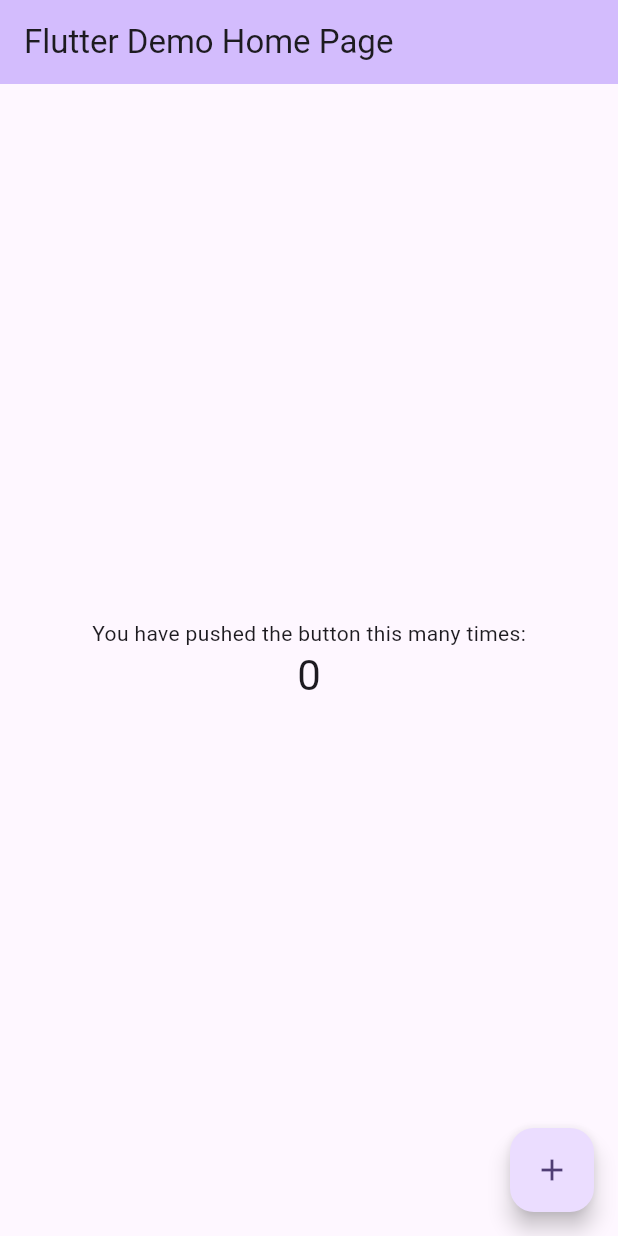
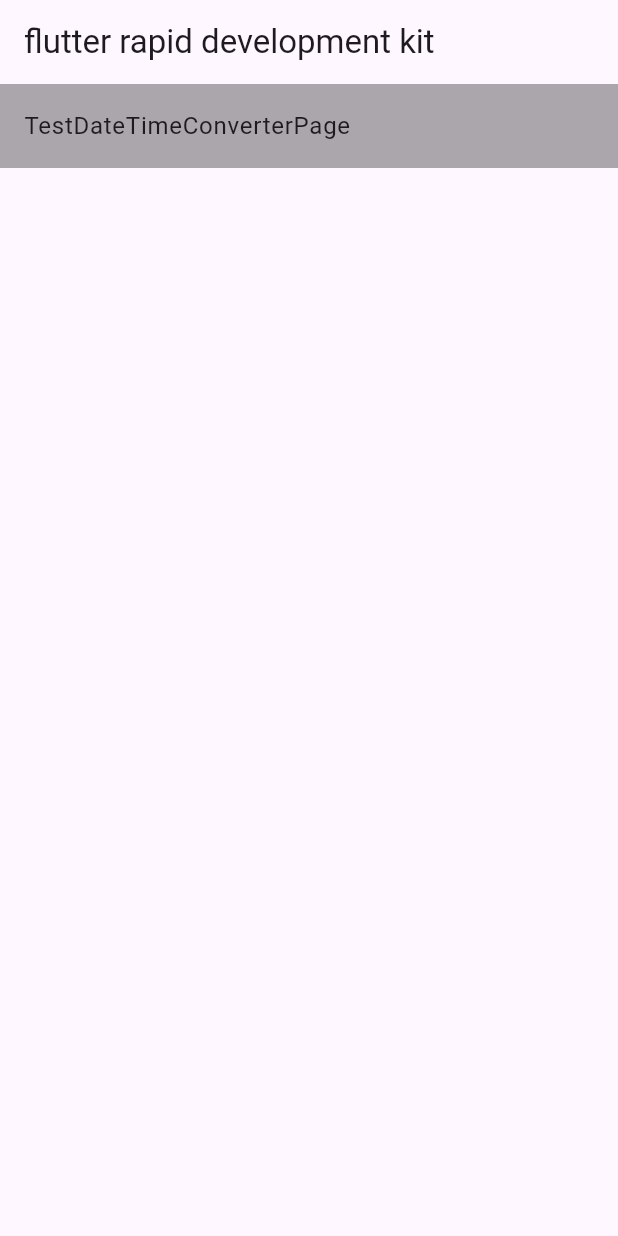
Before and after one commit to hbolin/flutter_rapid_development_kit, a Flutter app: the screen it shows after launch, on a phone screen of 412 x 824 dp. Run offline on Flutter 3.47's test engine with Material 3 defaults, Android fonts, the phone set to English and light mode, and no system bars; our stand-ins replace get.

Commit message:
date_time_converter

```diff
--- /dev/null
+++ b/example/lib/extension/test_date_time_converter_page/test_date_time_converter_page_state.dart
@@ -0,0 +1,5 @@
+class TestDateTimeConverterPageState {
+  TestDateTimeConverterPageState() {
+    ///Initialize variables
+  }
+}
--- a/example/lib/main.dart
+++ b/example/lib/main.dart
@@ -1,4 +1,6 @@
+import 'package:example/test_index_page/test_index_page_view.dart';
 import 'package:flutter/material.dart';
+import 'package:get/get.dart';
 
 void main() {
   runApp(const MyApp());
@@ -10,8 +12,8 @@ class MyApp extends StatelessWidget {
   // This widget is the root of your application.
   @override
   Widget build(BuildContext context) {
-    return MaterialApp(
-      title: 'Flutter Demo',
+    return GetMaterialApp(
+      title: 'flutter rapid development kit',
       theme: ThemeData(
         // This is the theme of your application.
         //
@@ -31,95 +33,7 @@ class MyApp extends StatelessWidget {
         colorScheme: ColorScheme.fromSeed(seedColor: Colors.deepPurple),
         useMaterial3: true,
       ),
-      home: const MyHomePage(title: 'Flutter Demo Home Page'),
+      home: TestIndexPage(),
     );
   }
 }
-
-class MyHomePage extends StatefulWidget {
-  const MyHomePage({super.key, required this.title});
-
-  // This widget is the home page of your application. It is stateful, meaning
-  // that it has a State object (defined below) that contains fields that affect
-  // how it looks.
-
-  // This class is the configuration for the state. It holds the values (in this
-  // case the title) provided by the parent (in this case the App widget) and
-  // used by the build method of the State. Fields in a Widget subclass are
-  // always marked "final".
-
-  final String title;
-
-  @override
-  State<MyHomePage> createState() => _MyHomePageState();
-}
-
-class _MyHomePageState extends State<MyHomePage> {
-  int _counter = 0;
-
-  void _incrementCounter() {
-    setState(() {
-      // This call to setState tells the Flutter framework that something has
-      // changed in this State, which causes it to rerun the build method below
-      // so that the display can reflect the updated values. If we changed
-      // _counter without calling setState(), then the build method would not be
-      // called again, and so nothing would appear to happen.
-      _counter++;
-    });
-  }
-
-  @override
-  Widget build(BuildContext context) {
-    // This method is rerun every time setState is called, for instance as done
-    // by the _incrementCounter method above.
-    //
-    // The Flutter framework has been optimized to make rerunning build methods
-    // fast, so that you can just rebuild anything that needs updating rather
-    // than having to individually change instances of widgets.
-    return Scaffold(
-      appBar: AppBar(
-        // TRY THIS: Try changing the color here to a specific color (to
-        // Colors.amber, perhaps?) and trigger a hot reload to see the AppBar
-        // change color while the other colors stay the same.
-        backgroundColor: Theme.of(context).colorScheme.inversePrimary,
-        // Here we take the value from the MyHomePage object that was created by
-        // the App.build method, and use it to set our appbar title.
-        title: Text(widget.title),
-      ),
-      body: Center(
-        // Center is a layout widget. It takes a single child and positions it
-        // in the middle of the parent.
-        child: Column(
-          // Column is also a layout widget. It takes a list of children and
-          // arranges them vertically. By default, it sizes itself to fit its
-          // children horizontally, and tries to be as tall as its parent.
-          //
-          // Column has various properties to control how it sizes itself and
-          // how it positions its children. Here we use mainAxisAlignment to
-          // center the children vertically; the main axis here is the vertical
-          // axis because Columns are vertical (the cross axis would be
-          // horizontal).
-          //
-          // TRY THIS: Invoke "debug painting" (choose the "Toggle Debug Paint"
-          // action in the IDE, or press "p" in the console), to see the
-          // wireframe for each widget.
-          mainAxisAlignment: MainAxisAlignment.center,
-          children: <Widget>[
-            const Text(
-              'You have pushed the button this many times:',
-            ),
-            Text(
-              '$_counter',
-              style: Theme.of(context).textTheme.headlineMedium,
-            ),
-          ],
-        ),
-      ),
-      floatingActionButton: FloatingActionButton(
-        onPressed: _incrementCounter,
-        tooltip: 'Increment',
-        child: const Icon(Icons.add),
-      ), // This trailing comma makes auto-formatting nicer for build methods.
-    );
-  }
-}
--- /dev/null
+++ b/example/lib/test_index_page/test_index_page_logic.dart
@@ -0,0 +1,7 @@
+import 'package:get/get.dart';
+
+import 'test_index_page_state.dart';
+
+class TestIndexPageLogic extends GetxController {
+  final TestIndexPageState state = TestIndexPageState();
+}
--- /dev/null
+++ b/example/lib/test_index_page/test_index_page_state.dart
@@ -0,0 +1,5 @@
+class TestIndexPageState {
+  TestIndexPageState() {
+    ///Initialize variables
+  }
+}
--- /dev/null
+++ b/example/lib/test_index_page/test_index_page_view.dart
@@ -0,0 +1,73 @@
+import 'dart:math';
+
+import 'package:example/extension/test_date_time_converter_page/test_date_time_converter_page_view.dart';
+import 'package:flutter/material.dart';
+import 'package:get/get.dart';
+
+import 'test_index_page_logic.dart';
+
+class TestIndexPage extends StatelessWidget {
+  TestIndexPage({Key? key}) : super(key: key);
+
+  final logic = Get.put(TestIndexPageLogic());
+  final state = Get.find<TestIndexPageLogic>().state;
+
+  @override
+  Widget build(BuildContext context) {
+    return Scaffold(
+      appBar: AppBar(
+        title: const Text("flutter rapid development kit"),
+      ),
+      body: SingleChildScrollView(
+        child: Column(
+          children: [
+            TestTapItem(
+              title: "TestDateTimeConverterPage",
+              onTap: () {
+                Get.to(() => TestDateTimeConverterPage());
+              },
+            ),
+          ],
+        ),
+      ),
+    );
+  }
+}
+
+/// 点击触发点击事件
+class TestTapItem extends StatelessWidget {
+  final String title;
+  final GestureTapCallback onTap;
+
+  const TestTapItem({
+    Key? key,
+    required this.title,
+    required this.onTap,
+  }) : super(key: key);
+
+  @override
+  Widget build(BuildContext context) {
+    return Material(
+      color: _randomColor(a: 100),
+      child: ListTile(
+        title: Text(title),
+        onTap: () {
+          debugPrint('点击触发事件 -- $title');
+          onTap();
+        },
+      ),
+    );
+  }
+}
+
+// 随机颜色
+Color _randomColor({int r = 255, int g = 255, int b = 255, a = 255}) {
+  if (r == 0 || g == 0 || b == 0) return Colors.black;
+  if (a == 0) return Colors.white;
+  return Color.fromARGB(
+    a,
+    r != 255 ? r : Random.secure().nextInt(r),
+    g != 255 ? g : Random.secure().nextInt(g),
+    b != 255 ? b : Random.secure().nextInt(b),
+  );
+}
--- a/example/pubspec.yaml
+++ b/example/pubspec.yaml
@@ -38,6 +38,9 @@ dependencies:
 
   flutter_rapid_development_kit:
     path: ../
+
+  # https://pub-web.flutter-io.cn/packages/get
+  get: 4.6.6
 
 dev_dependencies:
   flutter_test:
--- a/lib/flutter_rapid_development_kit.dart
+++ b/lib/flutter_rapid_development_kit.dart
@@ -1,7 +1,3 @@
 library flutter_rapid_development_kit;
 
-/// A Calculator.
-class Calculator {
-  /// Returns [value] plus 1.
-  int addOne(int value) => value + 1;
-}
+export 'package:flutter_rapid_development_kit/src/extension/date_time_converter.dart';
--- a/pubspec.yaml
+++ b/pubspec.yaml
@@ -10,6 +10,12 @@ environment:
 dependencies:
   flutter:
     sdk: flutter
+
+  # https://pub-web.flutter-io.cn/packages/get
+  get: 4.6.6
+
+  # https://pub-web.flutter-io.cn/packages/intl
+  intl: 0.19.0
 
 dev_dependencies:
   flutter_test:
```
Also changed, not shown: example/lib/extension/test_date_time_converter_page/test_date_time_converter_page_logic.dart (added, +7 -0 lines), example/lib/extension/test_date_time_converter_page/test_date_time_converter_page_view.dart (added, +32 -0 lines), lib/src/extension/date_time_converter.dart (added, +15 -0 lines), example/pubspec.lock, 1 other file.
